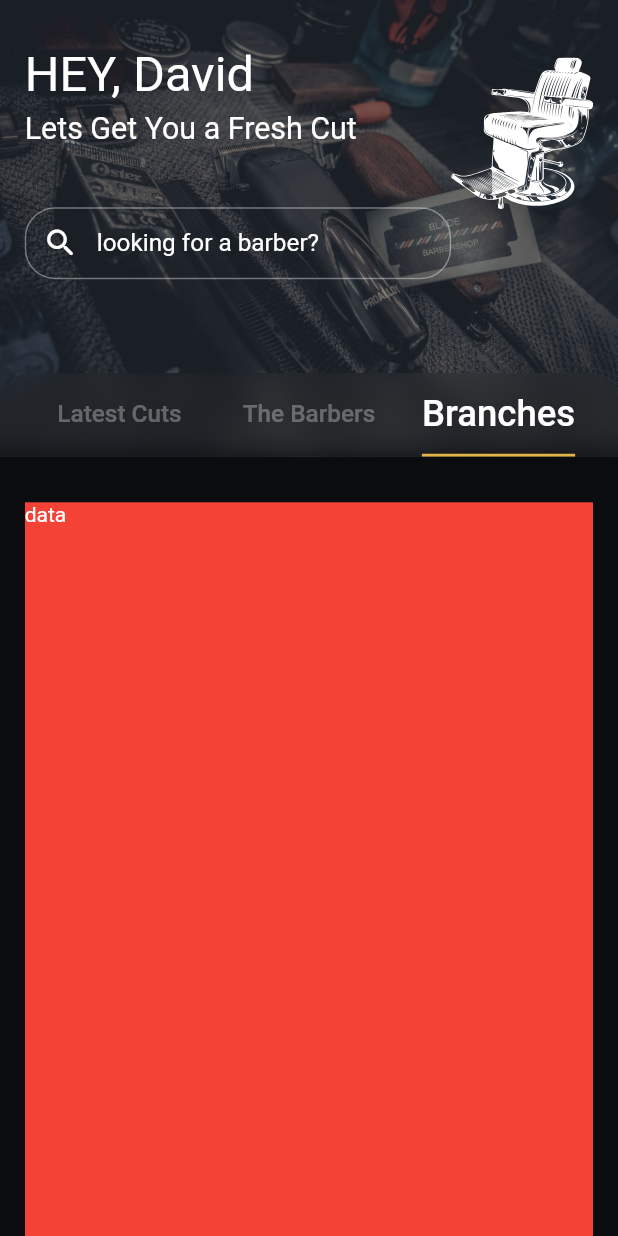
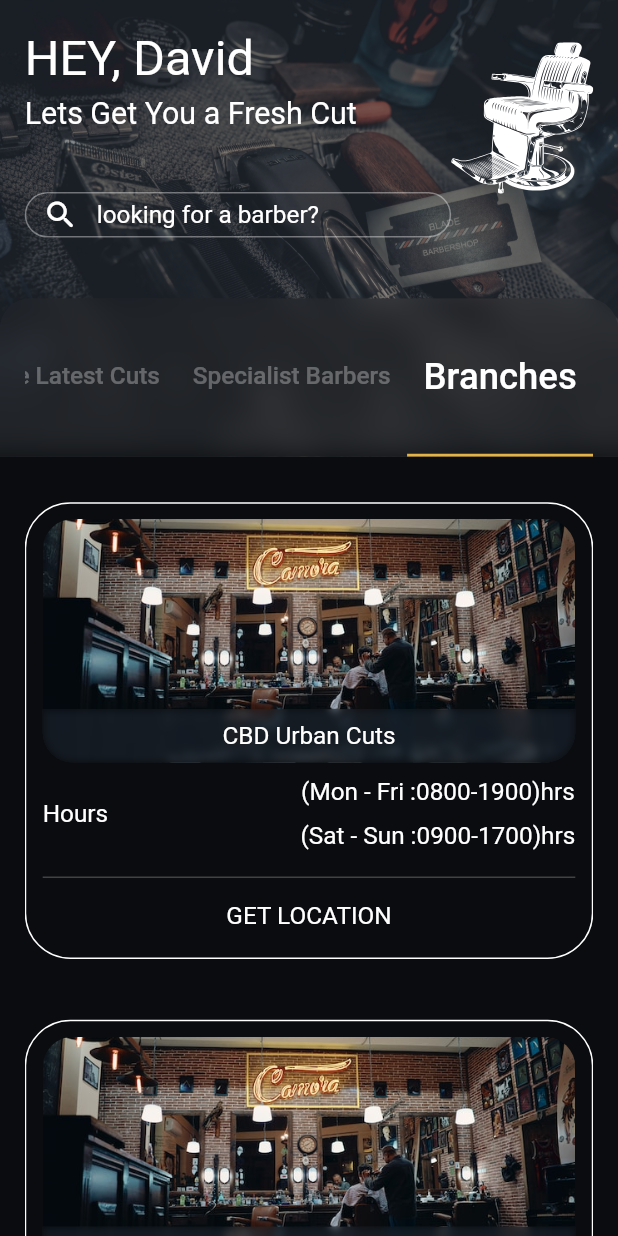
Before and after one commit to DreuDavids/Fade, a Flutter app: the HomeScreen screen opened directly, tab 3 chosen, on a phone screen of 412 x 824 dp. Run offline on Flutter 3.47's test engine with Material 2 defaults, Android fonts, the light colour scheme and no system bars; our stand-ins replace flutter_screenutil, flutter_svg, google_fonts; Roboto replaces fonts that are missing (Voltaire).

Commit message:
signup page done home page done latest cuts done barbers done branches done ___TODO___ Refactor latest cuts Refactor Barbers list Refactor home page Create a Barber model Create a Branch model create a haircut model ___Improvements___ Improved the Tab Bar

```diff
--- a/lib/src/constants/image_paths.dart
+++ b/lib/src/constants/image_paths.dart
@@ -5,3 +5,4 @@ const String logo = 'assets/barberLogo.svg';
 const String hairCut = 'assets/hairstyles/hairStyle.jpg';
 const String barber1 = 'assets/barbers/barber1.png';
 const String barber2 = 'assets/barbers/barber2.png';
+const String barberShop1 = 'assets/barbershops/barbershop1.jpg';
--- a/lib/src/screens/home_screen.dart
+++ b/lib/src/screens/home_screen.dart
@@ -29,13 +29,11 @@ class HomeScreen extends StatelessWidget {
                 ),
               ),
               child: SafeArea(
-                child: Stack(
+                child: Column(
                   children: [
-                    Align(
-                      alignment: Alignment.center,
-                      child: Container(
+                    Container(
                       padding:
-                            EdgeInsets.only(left: 15.w, right: 15.w, top: 30.h),
+                          EdgeInsets.only(left: 15.w, right: 15.w, top: 20.h),
                       child: Row(
                         crossAxisAlignment: CrossAxisAlignment.start,
                         mainAxisAlignment: MainAxisAlignment.start,
@@ -44,6 +42,7 @@ class HomeScreen extends StatelessWidget {
                             flex: 3,
                             child: Column(
                               crossAxisAlignment: CrossAxisAlignment.stretch,
+                              mainAxisAlignment: MainAxisAlignment.start,
                               children: [
                                 Text(
                                   'HEY, David',
@@ -59,7 +58,9 @@ class HomeScreen extends StatelessWidget {
                                 SizedBox(
                                   height: ksBigSpacing,
                                 ),
-                                  TextField(
+                                SizedBox(
+                                  height: 30.h,
+                                  child: TextField(
                                     decoration: InputDecoration(
                                       filled: false,
                                       hintStyle: inputAltFont,
@@ -76,6 +77,10 @@ class HomeScreen extends StatelessWidget {
                                       ),
                                     ),
                                   ),
+                                ),
+                                SizedBox(
+                                  height: ksBigSpacing,
+                                ),
                               ],
                             ),
                           ),
@@ -90,11 +95,9 @@ class HomeScreen extends StatelessWidget {
                         ],
                       ),
                     ),
-                    ),
-                    Align(
-                      alignment: Alignment.bottomCenter,
+                    Expanded(
                       child: Container(
-                        height: 55.h,
+                        width: double.infinity,
                         decoration: BoxDecoration(
                           color: titleBlurOverlayColor,
                           borderRadius: BorderRadius.only(
@@ -113,17 +116,18 @@ class HomeScreen extends StatelessWidget {
                               padding: EdgeInsets.symmetric(horizontal: 15.w),
                               child: TabBar(
                                 labelPadding:
-                                    EdgeInsets.symmetric(horizontal: 5.w),
+                                    EdgeInsets.symmetric(horizontal: 10.w),
                                 unselectedLabelStyle: feintTitleFont,
                                 labelStyle: activeTitleFont,
                                 indicatorColor: yellow,
-                                indicatorSize: TabBarIndicatorSize.label,
+                                indicatorSize: TabBarIndicatorSize.tab,
+                                isScrollable: true,
                                 tabs: const [
                                   Tab(
-                                    text: 'Latest Cuts',
+                                    text: 'The Latest Cuts',
                                   ),
                                   Tab(
-                                    text: 'The Barbers',
+                                    text: 'Specialist Barbers',
                                   ),
                                   Tab(
                                     text: 'Branches',
@@ -146,7 +150,7 @@ class HomeScreen extends StatelessWidget {
                   children: [
                     ///Latest cuts section
                     ListView.builder(
-                      padding: const EdgeInsets.all(0),
+                      padding: EdgeInsets.zero,
                       itemBuilder: (context, index) {
                         return Padding(
                           padding: EdgeInsets.only(bottom: 40.h),
@@ -168,20 +172,139 @@ class HomeScreen extends StatelessWidget {
                     ),
 
                     ///Branches section
-                    IntrinsicHeight(
-                      child: Container(
-                        color: Colors.red,
-                        height: 100,
-                        width: 100,
-                        child: Text('data'),
-                      ),
-                    ),
+                    ListView.builder(
+                        padding: EdgeInsets.zero,
+                        itemBuilder: (context, index) {
+                          return Padding(
+                            padding: EdgeInsets.only(bottom: 40.h),
+                            child: BranchCardWidget(),
+                          );
+                        }),
                   ],
                 ),
               ),
             ),
           ],
         ),
+      ),
+    );
+  }
+}
+
+///
+class BranchCardWidget extends StatelessWidget {
+  const BranchCardWidget({
+    super.key,
+  });
+
+  @override
+  Widget build(BuildContext context) {
+    return Container(
+      height: 300.h,
+      width: double.infinity,
+      padding: EdgeInsets.symmetric(vertical: 10.h, horizontal: 10.w),
+      decoration: BoxDecoration(
+        borderRadius: BorderRadius.circular(30.r),
+        border: Border.all(
+          color: Colors.white,
+        ),
+      ),
+      child: Column(
+        children: [
+          //Branch Image & Name
+          Container(
+            height: 160.h,
+            width: double.infinity,
+            decoration: BoxDecoration(
+              borderRadius: BorderRadius.circular(20.r),
+              image: const DecorationImage(
+                ///set branch image here
+                image: AssetImage(barberShop1),
+                fit: BoxFit.cover,
+                alignment: Alignment.center,
+              ),
+            ),
+            child: Align(
+              alignment: Alignment.bottomCenter,
+              child: Container(
+                height: 35.h,
+                width: double.infinity,
+                decoration: BoxDecoration(
+                  borderRadius: BorderRadius.only(
+                    bottomLeft: Radius.circular(20.r),
+                    bottomRight: Radius.circular(20.r),
+                  ),
+                  color: primaryColor.withOpacity(0.6),
+                ),
+                child: ClipRRect(
+                  borderRadius: BorderRadius.only(
+                    bottomRight: Radius.circular(20.r),
+                    bottomLeft: Radius.circular(20.r),
+                  ),
+                  child: BackdropFilter(
+                    filter: ImageFilter.blur(sigmaX: 3, sigmaY: 3),
+                    child: Center(
+                      ///set your branch name here
+                      child: Text(
+                        'CBD Urban Cuts',
+                        style: inputFont,
+                      ),
+                    ),
+                  ),
+                ),
+              ),
+            ),
+          ),
+          SizedBox(
+            height: ksMediumSpacing,
+          ),
+          //Operational hours
+          Row(
+            mainAxisAlignment: MainAxisAlignment.spaceBetween,
+            children: [
+              Text(
+                'Hours',
+                style: inputFont,
+              ),
+              //Operational Hours
+              Column(
+                children: [
+                  ///Set your operation time here
+                  Text(
+                    '(Mon - Fri :0800-1900)hrs',
+                    style: inputFont,
+                  ),
+                  SizedBox(
+                    height: ksMediumSpacing,
+                  ),
+
+                  ///Set your operation time here
+                  Text(
+                    '(Sat - Sun :0900-1700)hrs',
+                    style: inputFont,
+                  ),
+                ],
+              ),
+            ],
+          ),
+          SizedBox(
+            height: ksMediumSpacing,
+          ),
+          const Divider(thickness: 1, color: darkGrey),
+          Expanded(
+            child: Center(
+              child: GestureDetector(
+                onTap: () {
+                  //Get branch location logic here
+                },
+                child: Text(
+                  'GET LOCATION',
+                  style: buttonFont,
+                ),
+              ),
+            ),
+          )
+        ],
       ),
     );
   }
@@ -290,16 +413,18 @@ class CutsCardWidget extends StatelessWidget {
               height: ksLargeSpacing,
             ),
             const Divider(thickness: 1, color: darkGrey),
-            SizedBox(
-              height: ksMediumSpacing,
-            ),
-            GestureDetector(
+
+            Expanded(
+              child: Center(
+                child: GestureDetector(
                   onTap: () {
                     //Request cut logic here
                   },
                   child: Text(
                     'REQUEST CUT',
                     style: buttonFont,
+                  ),
+                ),
               ),
             )
           ],
@@ -391,7 +516,9 @@ class BarberCardWidget extends StatelessWidget {
             ),
             const Divider(thickness: 1, color: darkGrey),
 
-            GestureDetector(
+            Expanded(
+              child: Center(
+                child: GestureDetector(
                   onTap: () {
                     //TODO View barber logic here
                   },
@@ -400,8 +527,7 @@ class BarberCardWidget extends StatelessWidget {
                     style: buttonFont,
                   ),
                 ),
-            SizedBox(
-              height: ksMediumSpacing,
+              ),
             ),
           ],
         ),
--- a/pubspec.yaml
+++ b/pubspec.yaml
@@ -17,6 +17,7 @@ dependencies:
   google_fonts: ^3.0.1
   flutter_svg: ^1.1.6
   flutter_staggered_grid_view: ^0.6.2
+  tab_indicator_styler: ^2.0.0
 
 dev_dependencies:
   flutter_test:
@@ -33,6 +34,7 @@ flutter:
      - assets/
      - assets/hairstyles/
      - assets/barbers/
+     - assets/barbershops/
 
 
   # An image asset can refer to one or more resolution-specific "variants", see
```
Also changed, not shown: assets/barbershops/barbershop1.jpg (added), pubspec.lock. Lines whose indentation alone changed are shown as unchanged.
